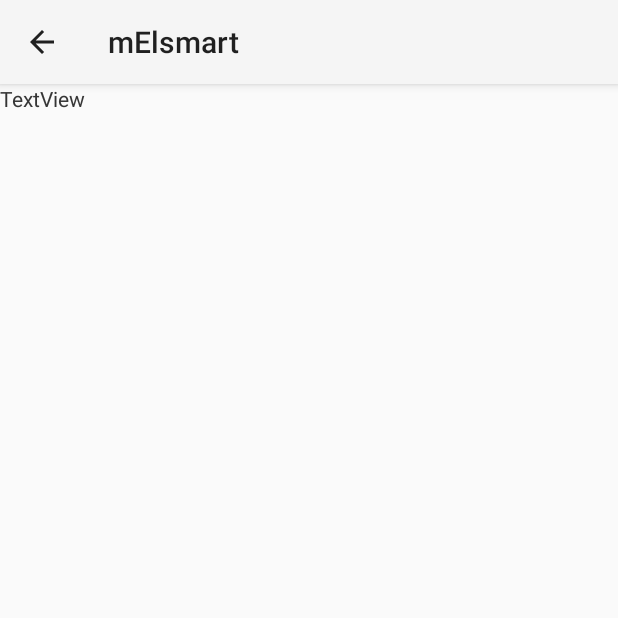
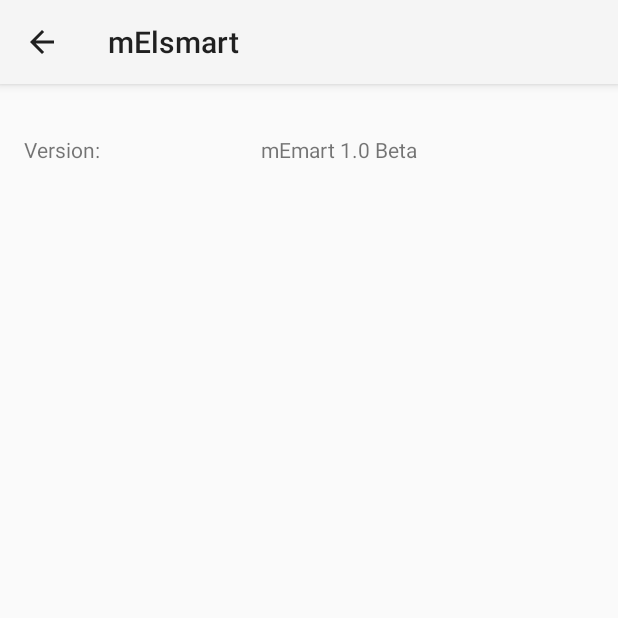
Before and after one commit to electroniarnd/mElsmart, an Android app: the AboutActivity screen opened directly, with no data from a screen before it, on a phone screen of 412 x 824 dp, the top half of it. Run offline under Robolectric (Android 15) with nearby library versions, the phone set to English and light mode, and no system bars.

Commit message:
About box message added

```diff
--- a/app/src/main/java/com/nordicsemi/nrfUARTv2/DeviceListActivity.java
+++ b/app/src/main/java/com/nordicsemi/nrfUARTv2/DeviceListActivity.java
@@ -33,6 +33,7 @@
 import android.bluetooth.BluetoothAdapter;
 import android.bluetooth.BluetoothDevice;
 import android.bluetooth.BluetoothManager;
+import android.bluetooth.le.BluetoothLeScanner;
 import android.content.BroadcastReceiver;
 import android.content.ComponentName;
 import android.content.Context;
@@ -137,6 +138,8 @@
     }
 
     private void scanLeDevice(final boolean enable) {
+
+
         final Button cancelButton = (Button) findViewById(R.id.btn_cancel);
         if (enable) {
             // Stops scanning after a pre-defined scan period.
--- a/app/src/main/java/com/nordicsemi/nrfUARTv2/MainActivity.java
+++ b/app/src/main/java/com/nordicsemi/nrfUARTv2/MainActivity.java
@@ -437,7 +437,11 @@
                         ((TextView) findViewById(R.id.deviceName)).setText("Not Connected");
                         listAdapter.add("[" + currentDateTimeString + "] Disconnected to: " + mDevice.getName());
                         mState = UART_PROFILE_DISCONNECTED;
-
+                        try {
+                            Thread.sleep(2000);
+                        } catch (InterruptedException e) {
+                            e.printStackTrace();
+                        }
                         mService.close();
                         //setUiState();
 
--- a/app/src/main/res/layout/activity_about.xml
+++ b/app/src/main/res/layout/activity_about.xml
@@ -8,19 +8,27 @@
 
     <TextView
         android:id="@+id/txtabout"
-        android:layout_width="90dp"
+        android:layout_width="94dp"
         android:layout_height="33dp"
-        android:text="TextView"
-        tools:layout_editor_absoluteX="16dp"
-        tools:layout_editor_absoluteY="34dp"
-        tools:text="Version:" />
+        android:text="Version:"
+        tools:layout_constraintTop_creator="1"
+        android:layout_marginStart="16dp"
+        tools:layout_constraintLeft_creator="1"
+        app:layout_constraintLeft_toLeftOf="parent"
+        android:layout_marginLeft="16dp"
+        android:layout_marginTop="34dp"
+        app:layout_constraintTop_toTopOf="parent" />
 
     <TextView
         android:id="@+id/textView2"
         android:layout_width="190dp"
         android:layout_height="44dp"
-        android:text="TextView"
-        tools:layout_editor_absoluteX="163dp"
-        tools:layout_editor_absoluteY="34dp"
-        tools:text="mEmart 1.0 Beta" />
+        android:text="mEmart 1.0 Beta"
+        tools:layout_constraintTop_creator="1"
+        tools:layout_constraintRight_creator="1"
+        android:layout_marginEnd="31dp"
+        app:layout_constraintRight_toRightOf="parent"
+        android:layout_marginTop="34dp"
+        app:layout_constraintTop_toTopOf="parent"
+        android:layout_marginRight="48dp" />
 </android.support.constraint.ConstraintLayout>
```
